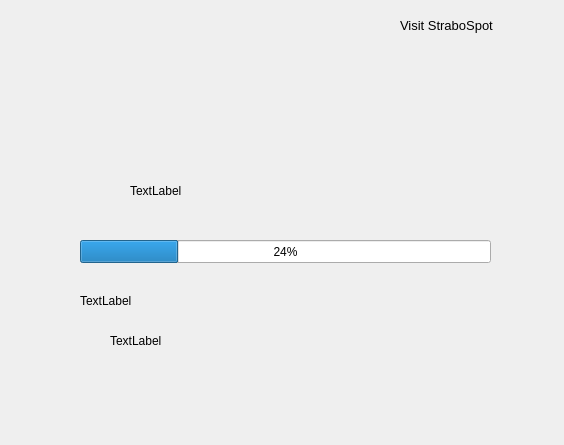
The window that strabo_spot_dialog.ui (StraboSpot/strabo-qgis-plugin) describes before a commit, drawn with Qt 5.
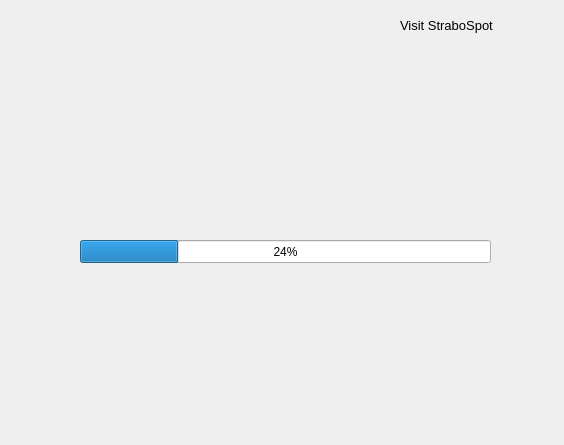
The same window after the commit. The open tabs and pages were chosen to show the change. Icons and pictures are not drawn.

Patch:
```diff
--- a/strabo_spot_dialog.ui
+++ b/strabo_spot_dialog.ui
@@ -470,20 +470,23 @@
     <widget class="QLabel" name="datasetNamelabel">
      <property name="geometry">
       <rect>
-       <x>100</x>
+       <x>90</x>
        <y>130</y>
        <width>291</width>
        <height>21</height>
       </rect>
      </property>
      <property name="sizePolicy">
-      <sizepolicy hsizetype="MinimumExpanding" vsizetype="Preferred">
+      <sizepolicy hsizetype="MinimumExpanding" vsizetype="Ignored">
        <horstretch>0</horstretch>
        <verstretch>0</verstretch>
       </sizepolicy>
      </property>
+     <property name="layoutDirection">
+      <enum>Qt::LeftToRight</enum>
+     </property>
      <property name="text">
-      <string>TextLabel</string>
+      <string/>
      </property>
     </widget>
     <widget class="QProgressBar" name="downloadprogressBar">
@@ -515,7 +518,7 @@
       </sizepolicy>
      </property>
      <property name="text">
-      <string>TextLabel</string>
+      <string/>
      </property>
     </widget>
     <widget class="QLabel" name="imageprogLabel">
@@ -534,7 +537,7 @@
       </sizepolicy>
      </property>
      <property name="text">
-      <string>TextLabel</string>
+      <string/>
      </property>
     </widget>
    </widget>
```
Left out of the diff: 6 changed lines with no effect on the pictures.
